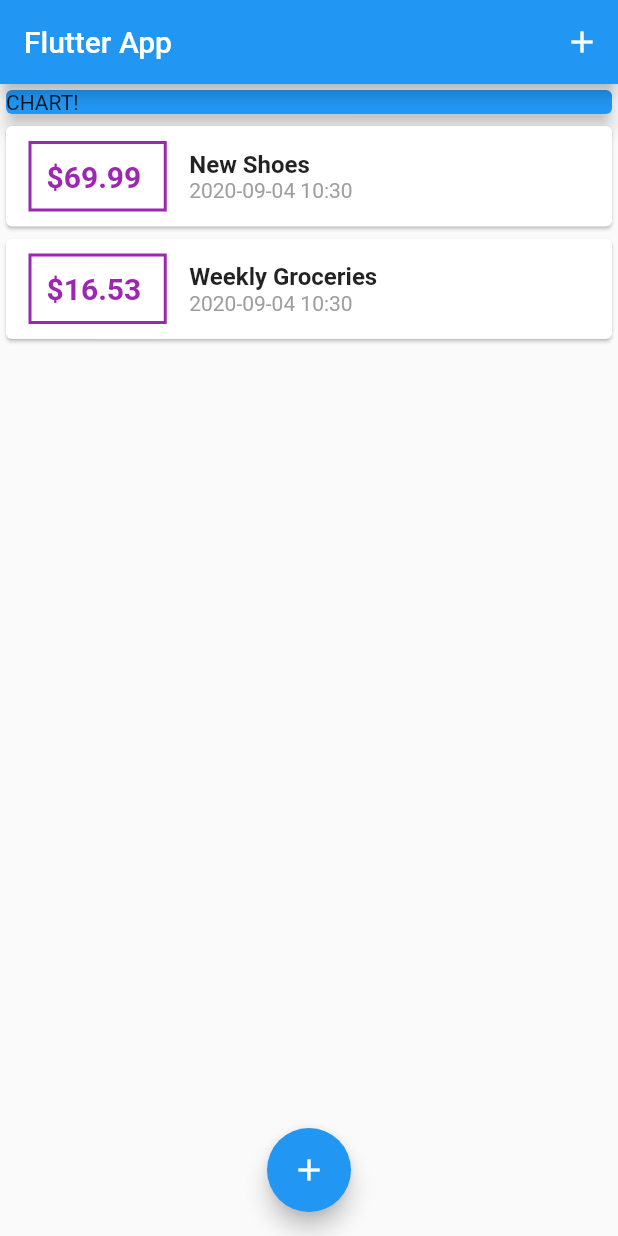
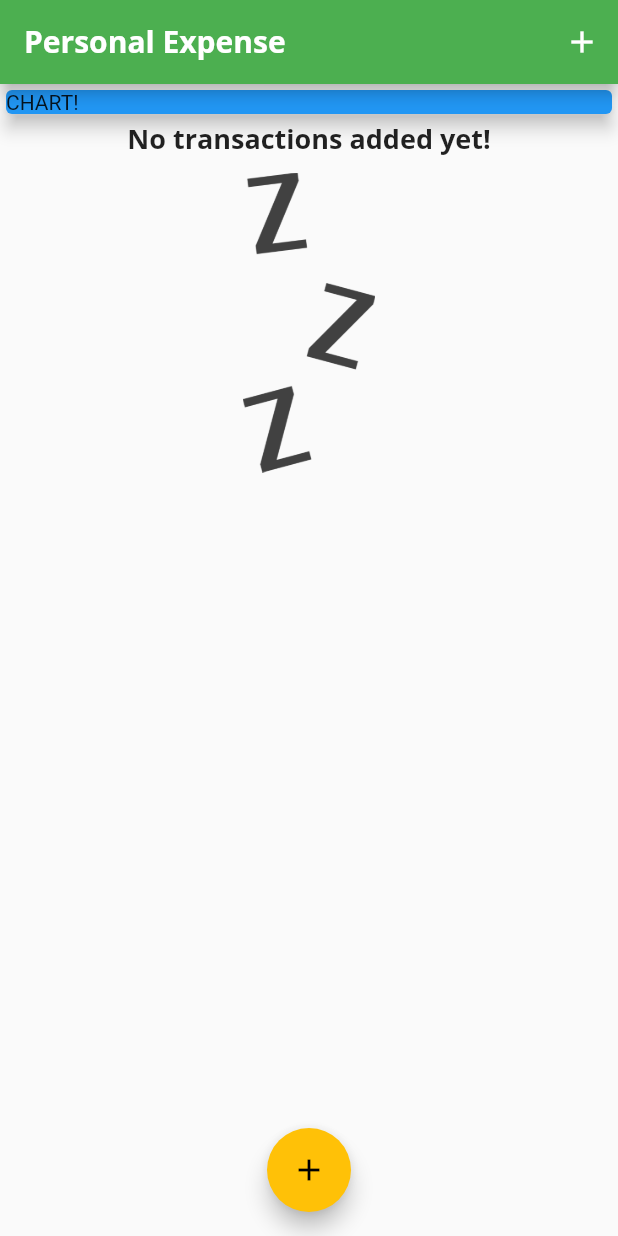
Before and after one commit to kicok/flu_real_app, a Flutter app: the screen it shows after launch, on a phone screen of 412 x 824 dp. Run offline on Flutter 3.47's test engine with Material 2 defaults, Android fonts, the phone set to English and light mode, and no system bars.

Commit message:
add style, image and fonts

```diff
--- a/lib/main.dart
+++ b/lib/main.dart
@@ -11,7 +11,25 @@ class MyApp extends StatelessWidget {
   @override
   Widget build(BuildContext context) {
     return MaterialApp(
-      title: 'Flutter App',
+      title: 'Personal Expense',
+      theme: ThemeData(
+          primarySwatch: Colors.green,
+          accentColor: Colors.amber,
+          fontFamily: 'Quicksand',
+          textTheme: ThemeData.light().textTheme.copyWith(
+                  headline6: TextStyle(
+                fontFamily: 'OpenSans',
+                fontWeight: FontWeight.bold,
+                fontSize: 18,
+              )),
+          appBarTheme: AppBarTheme(
+            textTheme: ThemeData.light().textTheme.copyWith(
+                    headline6: TextStyle(
+                  fontFamily: 'OpenSans',
+                  fontSize: 20,
+                  fontWeight: FontWeight.bold,
+                )),
+          )),
       home: MyHomePage(),
     );
   }
@@ -24,18 +42,18 @@ class MyHomePage extends StatefulWidget {
 
 class _MyHomePageState extends State<MyHomePage> {
   List<Transaction> _userTransactions = [
-    Transaction(
-      id: 't1',
-      title: 'New Shoes',
-      amount: 69.99,
-      date: DateTime.now(),
-    ),
-    Transaction(
-      id: 't2',
-      title: 'Weekly Groceries',
-      amount: 16.53,
-      date: DateTime.now(),
-    ),
+    // Transaction(
+    //   id: 't1',
+    //   title: 'New Shoes',
+    //   amount: 69.99,
+    //   date: DateTime.now(),
+    // ),
+    // Transaction(
+    //   id: 't2',
+    //   title: 'Weekly Groceries',
+    //   amount: 16.53,
+    //   date: DateTime.now(),
+    // ),
   ];
 
   void _addNewTransaction(String txTitle, double txAmount) {
@@ -67,7 +85,9 @@ class _MyHomePageState extends State<MyHomePage> {
   Widget build(BuildContext context) {
     return Scaffold(
       appBar: AppBar(
-        title: Text('Flutter App'),
+        title: Text(
+          'Personal Expense',
+        ),
         actions: [
           IconButton(
             icon: Icon(Icons.add),
--- a/lib/widgets/transaction_list.dart
+++ b/lib/widgets/transaction_list.dart
@@ -11,7 +11,26 @@ class TransactionList extends StatelessWidget {
   Widget build(BuildContext context) {
     return Container(
       height: 300,
-      child: ListView.builder(
+      child: transactions.isEmpty
+          ? Column(
+              children: [
+                Text(
+                  'No transactions added yet!',
+                  style: Theme.of(context).textTheme.headline6,
+                ),
+                SizedBox(
+                  height: 10,
+                ),
+                Container(
+                  height: 200,
+                  child: Image.asset(
+                    'assets/images/waiting.png',
+                    fit: BoxFit.cover,
+                  ),
+                ),
+              ],
+            )
+          : ListView.builder(
               itemBuilder: (ctx, index) {
                 return Card(
                   child: Row(
@@ -23,7 +42,7 @@ class TransactionList extends StatelessWidget {
                         ),
                         decoration: BoxDecoration(
                           border: Border.all(
-                      color: Colors.purple,
+                            color: Theme.of(context).primaryColor,
                             width: 2,
                           ),
                         ),
@@ -42,10 +61,7 @@ class TransactionList extends StatelessWidget {
                         children: [
                           Text(
                             transactions[index].title,
-                      style: TextStyle(
-                        fontSize: 16,
-                        fontWeight: FontWeight.bold,
-                      ),
+                            style: Theme.of(context).textTheme.title,
                           ),
                           Text(
                             DateFormat('yyyy-MM-dd H:m')
```
Also changed, not shown: pubspec.yaml (+15 -8 lines), assets/fonts/OpenSans-Bold.ttf (added), assets/fonts/OpenSans-Regular.ttf (added), assets/fonts/Quicksand-Bold.ttf (added), assets/fonts/Quicksand-Light.ttf (added), assets/fonts/Quicksand-Medium.ttf (added), assets/fonts/Quicksand-Regular.ttf (added), assets/images/waiting.png (added). Lines whose indentation alone changed are shown as unchanged.
